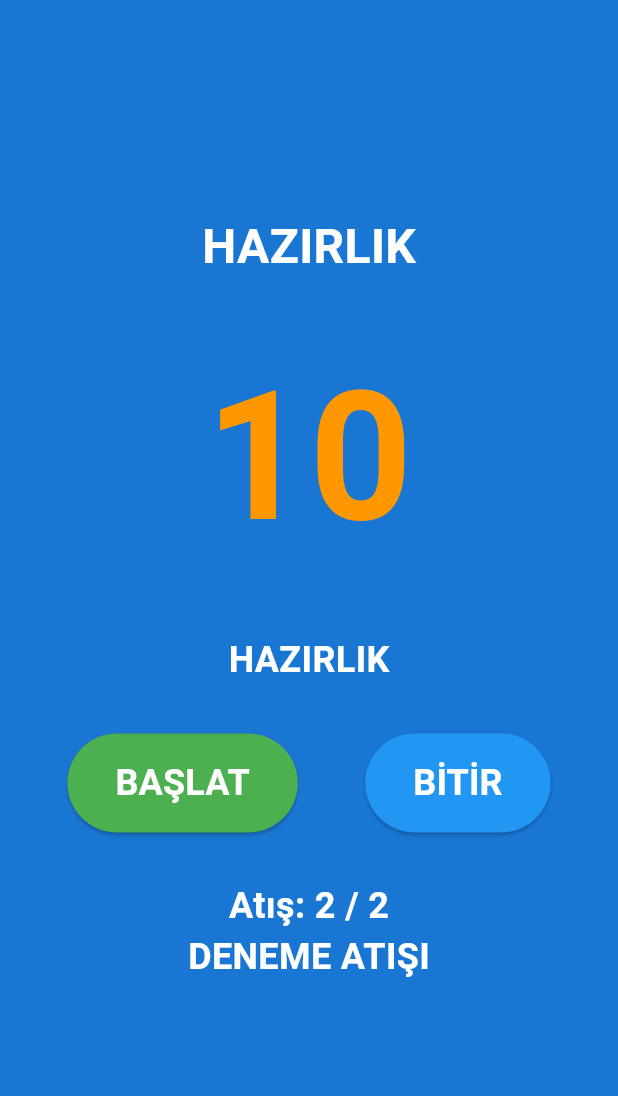
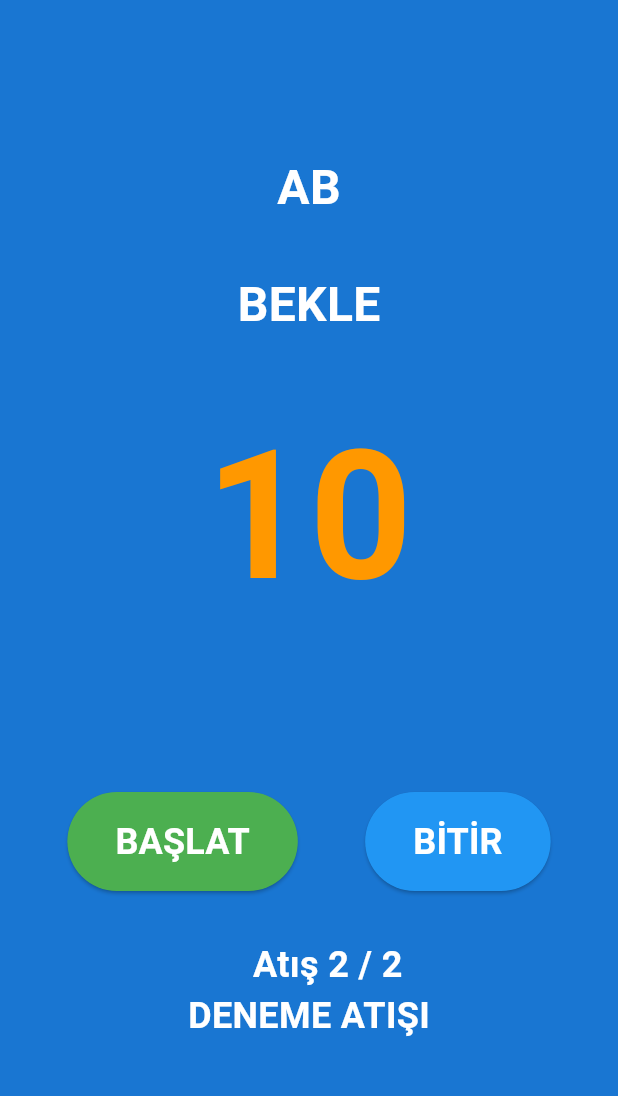
Before and after one commit to hasanali8334/archery_timer, a Flutter app: the screen it shows after launch, after a tap on "BİTİR", on a phone screen of 412 x 824 dp, the part 63-1159 px from its top. Run offline on Flutter 3.47's test engine with Material 3 defaults, Android fonts, the phone set to English and light mode, and no system bars; our stand-ins replace audioplayers, shared_preferences.

Commit message:
ShootingScreen güncellendi: - Seri dizisi eklendi (5 eleman, ilk eleman boş) - Shooting style'a göre seri dizisi güncelleniyor - ShootingGroup artık seri dizisinden alınıyor - Set değiştiğinde currentSeri güncelleniyor (1-4 arası döngüsel)

```diff
--- a/lib/screens/shooting_screen.dart
+++ b/lib/screens/shooting_screen.dart
@@ -53,16 +53,38 @@ class _ShootingScreenState extends State<ShootingScreen> {
   int remainingTime = 0;
   int currentSet = 1;
   int currentShotInSet = 1;
+  int currentSeri = 1;
+  String shootinggroup = 'AB';
+  List<String> seri = ['', 'AB', 'AB', 'AB', 'AB'];
 
   @override
   void initState() {
     super.initState();
-    // Deneme atışı 0'dan büyükse deneme ile başla, değilse yarışma ile başla
+    remainingTime = widget.preparationTime;
     isPracticeRound = widget.practiceRounds > 0;
-    currentSet = 1;
-    currentShotInSet = 1;
-    remainingTime = widget.preparationTime;
     isPreparationPhase = true;
+    _updateSeriList();
+  }
+
+  void _updateSeriList() {
+    switch (widget.shootingStyle) {
+      case ShootingStyle.standard:
+        seri = ['', 'AB', 'AB', 'AB', 'AB'];
+        break;
+      case ShootingStyle.alternating:
+        seri = ['', 'AB', 'CD', 'AB', 'CD'];
+        break;
+      case ShootingStyle.rotating:
+        seri = ['', 'AB', 'CD', 'CD', 'AB'];
+        break;
+    }
+    _updateShootingGroup();
+  }
+
+  void _updateShootingGroup() {
+    if (currentSeri >= 1 && currentSeri <= 4) {
+      shootinggroup = seri[currentSeri];
+    }
   }
 
   @override
@@ -132,6 +154,7 @@ class _ShootingScreenState extends State<ShootingScreen> {
       // Sonraki atışa geç
       if (currentShotInSet < 2) {
         currentShotInSet++;
+        _updateShootingGroup();
         print('DEBUG - Sonraki atışa geçildi');
         return;
       }
@@ -146,6 +169,8 @@ class _ShootingScreenState extends State<ShootingScreen> {
           // Deneme atışları bitti, yarışmaya geç
           isPracticeRound = false;
           currentSet = 1;
+          currentSeri = 1;
+          _updateShootingGroup();
           print('DEBUG - Deneme atışları bitti, yarışmaya geçildi');
           return;
         }
@@ -158,6 +183,8 @@ class _ShootingScreenState extends State<ShootingScreen> {
       }
       // Sonraki sete geç
       currentSet++;
+      currentSeri = (currentSeri % 4) + 1;
+      _updateShootingGroup();
       print('DEBUG - Sonraki sete geçildi: $currentSet');
     });
 
@@ -197,9 +224,9 @@ class _ShootingScreenState extends State<ShootingScreen> {
         : (remainingTime <= widget.warningTime ? Colors.orange : Colors.green);
 
     String phaseText = isPreparationPhase
-        ? 'HAZIRLIK'
+        ? ' '
         : (isPracticeRound
-            ? 'Deneme Atışı $currentSet/${widget.practiceRounds}'
+            ? 'Set $currentSet/${widget.practiceRounds}'
             : 'Set $currentSet/${widget.matchRounds}');
 
     return Scaffold(
@@ -216,8 +243,7 @@ class _ShootingScreenState extends State<ShootingScreen> {
                   Navigator.push(
                     context,
                     MaterialPageRoute(
-                      builder:
-                          (context) => SettingsScreen(
+                      builder: (context) => SettingsScreen(
                         preparationTime: widget.preparationTime,
                         shootingTime: widget.shootingTime,
                         warningTime: widget.warningTime,
@@ -228,11 +254,9 @@ class _ShootingScreenState extends State<ShootingScreen> {
                             widget.onPreparationTimeChanged,
                         onShootingTimeChanged: widget.onShootingTimeChanged,
                         onWarningTimeChanged: widget.onWarningTimeChanged,
-                            onPracticeRoundsChanged:
-                                widget.onPracticeRoundsChanged,
+                        onPracticeRoundsChanged: widget.onPracticeRoundsChanged,
                         onMatchRoundsChanged: widget.onMatchRoundsChanged,
-                            onShootingStyleChanged:
-                                widget.onShootingStyleChanged,
+                        onShootingStyleChanged: widget.onShootingStyleChanged,
                       ),
                     ),
                   );
@@ -241,8 +265,7 @@ class _ShootingScreenState extends State<ShootingScreen> {
                   Navigator.push(
                     context,
                     MaterialPageRoute(
-                      builder:
-                          (context) => FinalShotScreen(
+                      builder: (context) => FinalShotScreen(
                         soundService: widget.soundService,
                         onReset: widget.onReset,
                       ),
@@ -254,8 +277,7 @@ class _ShootingScreenState extends State<ShootingScreen> {
                   break;
               }
             },
-            itemBuilder:
-                (BuildContext context) => [
+            itemBuilder: (BuildContext context) => [
               const PopupMenuItem<String>(
                 value: 'settings',
                 child: Row(
@@ -296,7 +318,17 @@ class _ShootingScreenState extends State<ShootingScreen> {
             mainAxisAlignment: MainAxisAlignment.center,
             children: [
               Text(
-                isPreparationPhase ? 'HAZIRLIK' : 'ATIŞ',
+                shootinggroup,
+                style: const TextStyle(
+                  fontSize: 32,
+                  fontWeight: FontWeight.bold,
+                ),
+              ),
+              const SizedBox(height: 32),
+              Text(
+                isRunning
+                    ? (isPreparationPhase ? 'ATIŞ ÇİZGİSİNE' : 'ATIŞ SERBEST')
+                    : 'BEKLE',
                 style: const TextStyle(
                   fontSize: 32,
                   fontWeight: FontWeight.bold,
@@ -313,7 +345,8 @@ class _ShootingScreenState extends State<ShootingScreen> {
               ),
               const SizedBox(height: 32),
               Text(
-                phaseText,
+                //phaseText,
+                ' ',
                 style: const TextStyle(
                   fontSize: 24,
                   fontWeight: FontWeight.bold,
@@ -363,7 +396,7 @@ class _ShootingScreenState extends State<ShootingScreen> {
               ),
               const SizedBox(height: 32),
               Text(
-                'Atış: $currentShotInSet / 2',
+                ' $phaseText  Atış $currentShotInSet / 2',
                 style: const TextStyle(
                   fontSize: 24,
                   fontWeight: FontWeight.bold,
```
Lines whose indentation alone changed are shown as unchanged.
